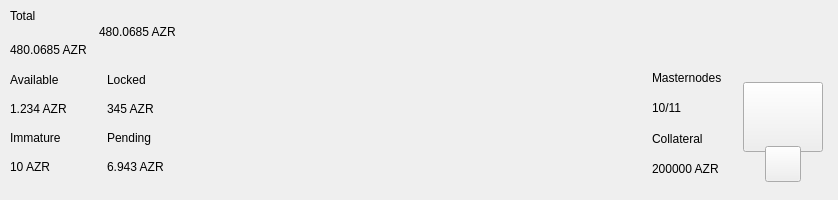
This is src/qt/pivx/forms/topbar.ui in decenomy/DSW as Qt 5 draws it before an edit. The edited form follows.
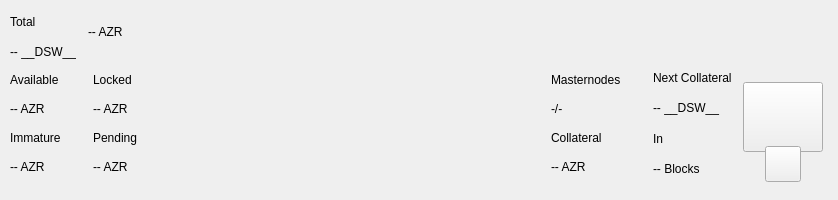
This is the edited form. Custom widgets are drawn as their Qt base class.

What changed in the file:
```diff
--- a/src/qt/pivx/forms/topbar.ui
+++ b/src/qt/pivx/forms/topbar.ui
@@ -101,7 +101,7 @@
                <number>0</number>
               </property>
               <property name="topMargin">
-               <number>0</number>
+               <number>8</number>
               </property>
               <property name="rightMargin">
                <number>0</number>
@@ -119,7 +119,7 @@
               <item>
                <widget class="QLabel" name="labelAmountPiv">
                 <property name="text">
-                 <string notr="true">480.0685 AZR</string>
+                 <string notr="true">-- __DSW__</string>
                 </property>
                </widget>
               </item>
@@ -162,7 +162,7 @@
                  <string notr="true">padding:0px;margin:0px;</string>
                 </property>
                 <property name="text">
-                 <string notr="true">480.0685 AZR</string>
+                 <string notr="true">-- AZR</string>
                 </property>
                </widget>
               </item>
@@ -438,6 +438,9 @@
          </property>
          <item>
           <layout class="QHBoxLayout" name="horizontalLayout_3">
+           <property name="spacing">
+            <number>0</number>
+           </property>
            <property name="bottomMargin">
             <number>9</number>
            </property>
@@ -450,7 +453,7 @@
               <number>0</number>
              </property>
              <property name="rightMargin">
-              <number>30</number>
+              <number>0</number>
              </property>
              <item>
               <layout class="QHBoxLayout" name="horizontalLayout_2">
@@ -458,7 +461,7 @@
                 <number>0</number>
                </property>
                <item>
-                <layout class="QVBoxLayout" name="verticalLayout_5">
+                <layout class="QVBoxLayout" name="verticalLayout_6">
                  <item>
                   <widget class="QLabel" name="labelTitle5">
                    <property name="text">
@@ -469,7 +472,7 @@
                  <item>
                   <widget class="QLabel" name="labelAvailablePiv">
                    <property name="text">
-                    <string>1.234 AZR</string>
+                    <string>-- AZR</string>
                    </property>
                   </widget>
                  </item>
@@ -483,30 +486,17 @@
                  <item>
                   <widget class="QLabel" name="labelImmaturePiv">
                    <property name="text">
-                    <string notr="true">10 AZR</string>
+                    <string notr="true">-- AZR</string>
                    </property>
                   </widget>
                  </item>
                 </layout>
                </item>
                <item>
-                <spacer name="horizontalSpacer_3">
-                 <property name="orientation">
-                  <enum>Qt::Horizontal</enum>
+                <layout class="QVBoxLayout" name="verticalLayout_8">
+                 <property name="leftMargin">
+                  <number>32</number>
                  </property>
-                 <property name="sizeType">
-                  <enum>QSizePolicy::Fixed</enum>
-                 </property>
-                 <property name="sizeHint" stdset="0">
-                  <size>
-                   <width>40</width>
-                   <height>20</height>
-                  </size>
-                 </property>
-                </spacer>
-               </item>
-               <item>
-                <layout class="QVBoxLayout" name="verticalLayout_6">
                  <item>
                   <widget class="QLabel" name="labelTitle6">
                    <property name="text">
@@ -517,7 +507,7 @@
                  <item>
                   <widget class="QLabel" name="labelLockedPiv">
                    <property name="text">
-                    <string>345 AZR</string>
+                    <string>-- AZR</string>
                    </property>
                   </widget>
                  </item>
@@ -531,7 +521,7 @@
                  <item>
                   <widget class="QLabel" name="labelPendingPiv">
                    <property name="text">
-                    <string notr="true">6.943 AZR</string>
+                    <string notr="true">-- AZR</string>
                    </property>
                   </widget>
                  </item>
@@ -558,8 +548,11 @@
          </item>
          <item>
           <layout class="QHBoxLayout" name="horizontalLayout_6">
+           <property name="spacing">
+            <number>0</number>
+           </property>
            <property name="rightMargin">
-            <number>10</number>
+            <number>0</number>
            </property>
            <property name="bottomMargin">
             <number>9</number>
@@ -576,7 +569,7 @@
              <item>
               <widget class="QLabel" name="labelMasternodeCount">
                <property name="text">
-                <string>10/11</string>
+                <string>-/-</string>
                </property>
               </widget>
              </item>
@@ -590,12 +583,58 @@
              <item>
               <widget class="QLabel" name="labelCollateralPiv">
                <property name="text">
-                <string notr="true">200000 AZR</string>
+                <string notr="true">-- AZR</string>
                </property>
               </widget>
              </item>
             </layout>
            </item>
+           <item>
+            <widget class="QWidget" name="widgetNextCollateral" native="true">
+             <layout class="QVBoxLayout" name="verticalLayout_12">
+              <property name="leftMargin">
+               <number>32</number>
+              </property>
+              <property name="topMargin">
+               <number>0</number>
+              </property>
+              <property name="rightMargin">
+               <number>0</number>
+              </property>
+              <property name="bottomMargin">
+               <number>0</number>
+              </property>
+              <item>
+               <widget class="QLabel" name="labelNextMasternodesTitle">
+                <property name="text">
+                 <string>Next Collateral</string>
+                </property>
+               </widget>
+              </item>
+              <item>
+               <widget class="QLabel" name="labelNextCollateralValue">
+                <property name="text">
+                 <string>-- __DSW__</string>
+                </property>
+               </widget>
+              </item>
+              <item>
+               <widget class="QLabel" name="labelTitle9">
+                <property name="text">
+                 <string>In</string>
+                </property>
+               </widget>
+              </item>
+              <item>
+               <widget class="QLabel" name="labelNextCollateralBlocks">
+                <property name="text">
+                 <string notr="true">-- Blocks</string>
+                </property>
+               </widget>
+              </item>
+             </layout>
+            </widget>
+           </item>
           </layout>
          </item>
          <item>
```
Left out of the diff: 16 changed lines with no effect on the pictures.
